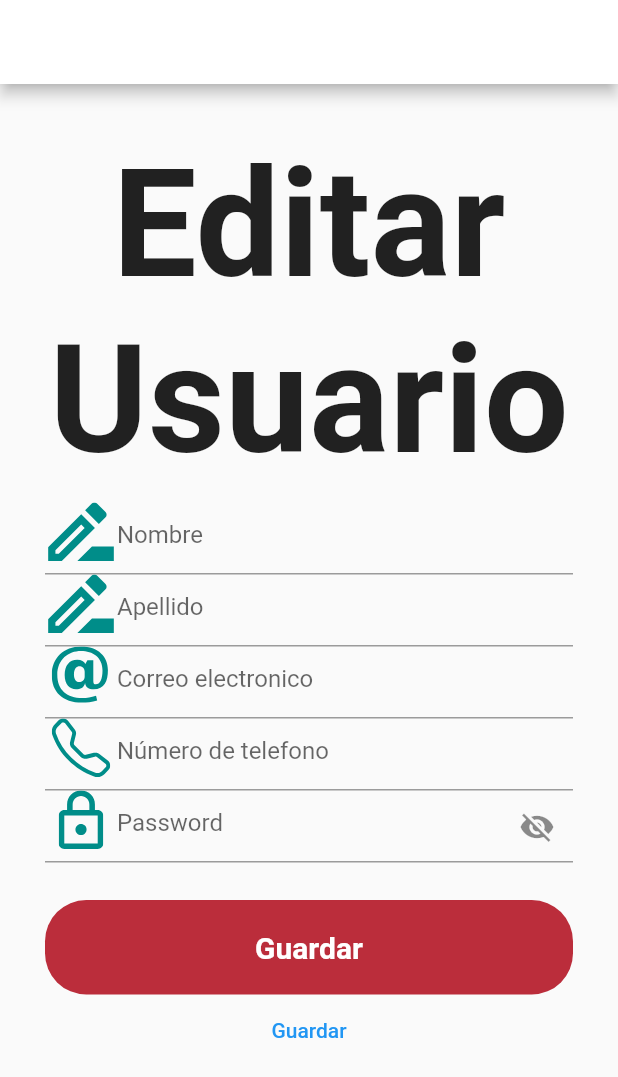
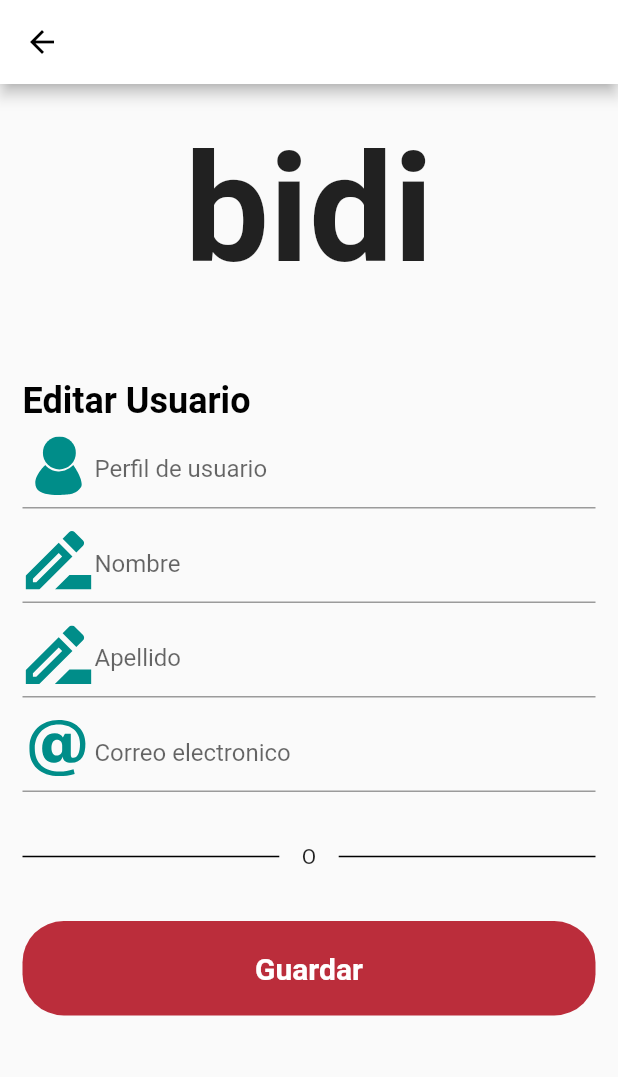
Before and after one commit to DavidEMV1622/app_bidi_login, a Flutter app: the UpdateUserPage screen opened by its route, on a phone screen of 412 x 824 dp. Shown: the top 1077 px of the screen. Run offline on Flutter 3.47's test engine with Material 2 defaults, Android fonts, the phone set to English and light mode, and no system bars; our stand-ins replace dio, flutter_secure_storage, flutter_svg, go_router; missing offline and left inert: iconify_flutter, jwt_decode; accounts and stored records are empty.

Commit message:
desarrollo de la logica de editar usuario

```diff
--- a/lib/src/Back-end/Dto/User/create_user.dart
+++ b/lib/src/Back-end/Dto/User/create_user.dart
@@ -29,9 +29,9 @@ Future<int> createUser({
     };
   }
 
-  //const String userCreateUrl = "http://localhost:8080/user/create/"; // URL Web
+  const String userCreateUrl = "http://localhost:8080/user/create/"; // URL Web
 
-  const String userCreateUrl = "http://10.0.2.2:8080/user/create/"; // URL android
+  //const String userCreateUrl = "http://10.0.2.2:8080/user/create/"; // URL android
 
   try {
     final response = await dio.post(
--- a/lib/src/pages/Editar_usuario_page.dart
+++ b/lib/src/pages/Editar_usuario_page.dart
@@ -1,11 +1,16 @@
 // ignore_for_file: file_names
 
+import 'package:app_credibanco_login/src/Back-end/Dto/User/update_user.dart';
+import 'package:app_credibanco_login/src/widgets/buttons.dart';
+import 'package:app_credibanco_login/src/widgets/input.dart';
 import 'package:flutter/material.dart';
+import 'package:go_router/go_router.dart';
+import '../../config/arrow_router.dart';
+import '../common/enumValidate.dart';
 import '../utils/TextFormatter.dart';
-import '../widgets/buttons.dart';
-import '../widgets/input.dart';
+
 import '../colors/colors.dart';
-import '../common/enumValidate.dart';
+import '../widgets/pop-up.dart';
 
 class UpdateUserPage extends StatefulWidget {
   const UpdateUserPage({super.key});
@@ -14,38 +19,63 @@ class UpdateUserPage extends StatefulWidget {
 }
 
 class _UpdateUserPageState extends State<UpdateUserPage> {
+  // Variable de tipo boolean para icono de si o no mostrar contrasenia
+  bool passenable = true;
+
+  // Variable para saber si el contenido de los controladores (ctrlConfirmPassword, ctrlPassword) son iguales
+  bool confirmPasswordTrueOrFalse = true;
 
   // Controladores que se manejan en cada formulario
+  TextEditingController ctrlUserProfile = TextEditingController();
   TextEditingController ctrlName = TextEditingController();
   TextEditingController ctrlApellido = TextEditingController();
-  TextEditingController ctrlPhoneNumber = TextEditingController();
   TextEditingController ctrlEmail = TextEditingController();
-  TextEditingController ctrlPassword = TextEditingController();
 
   final GlobalKey<FormState> _keyForm = GlobalKey<FormState>(); /* Clave que se utiliza para identificar y
                                                     controlar el estado o validacion de un formulario  */
 
   @override
   Widget build(BuildContext context) {
+    // Plantilla principal "Scaffold"
     return Scaffold(
       // Barra principal de navegación "AppBar"
       appBar: AppBar(
         backgroundColor: CustomColors
             .colorBlanco, // Color del AppBar por medio de la clase "CustomColors"
+        leading: const ArrowRouter(activeArrow: "1",),
       ),
 
       // ---- Cuerpo o contenido de la aplicación "body" ----
-      body: SizedBox(
+      body: Padding(
+        padding: const EdgeInsets.all(15.0),
         child: Form(
           key: _keyForm, // Define un formulario con una llave para controlarlo
           child: ListView(
-          padding: const EdgeInsets.symmetric(
-            horizontal: 30.0,
-            vertical: 25.0,
-          ),
-          children: <Widget>[
-            Column(mainAxisAlignment: MainAxisAlignment.center, children: [
-              tituloEncabezadoUno("Editar Usuario"),
+            children: [
+              tituloEncabezadoUno("bidi"),
+
+              // ---- Agregar un espacio entre los dos widgets (Text, Align)----
+              const SizedBox(
+                height: 35.0,
+              ),
+
+              Align(
+                alignment: Alignment.centerLeft,
+                child: subtituloUno("Editar Usuario")
+              ),
+
+              // input de nombre
+              InputTextValidations(
+                textoInput: "Perfil de usuario",
+                inputType: TextInputType.name,
+                controller: ctrlUserProfile,
+                validateText: ValidateText.password,
+                imageIcon: 'assets/icons/user_profile.svg',
+              ),
+
+              const SizedBox(
+                height: 15.0,
+              ),
 
               // input de nombre
               InputTextValidations(
@@ -54,6 +84,10 @@ class _UpdateUserPageState extends State<UpdateUserPage> {
                 controller: ctrlName,
                 validateText: ValidateText.name,
                 imageIcon: 'assets/icons/name.svg',
+              ),
+
+              const SizedBox(
+                height: 15.0,
               ),
 
               // input de apellido
@@ -65,6 +99,10 @@ class _UpdateUserPageState extends State<UpdateUserPage> {
                 imageIcon: 'assets/icons/name.svg',
               ),
 
+              const SizedBox(
+                height: 15.0,
+              ),
+
               // input de email
               InputTextValidations(
                 textoInput: "Correo electronico",
@@ -74,47 +112,86 @@ class _UpdateUserPageState extends State<UpdateUserPage> {
                 imageIcon: 'assets/icons/email.svg',
               ),
 
-              // input de numero de telefono
-              InputTextValidations(
-                textoInput: "Número de telefono",
-                inputType: TextInputType.number,
-                controller: ctrlPhoneNumber,
-                validateText: ValidateText.phoneNumber,
-                imageIcon: 'assets/icons/phone_number.svg',
+              const SizedBox(
+                height: 35.0,
               ),
 
-              // input del password
-              InputPasswordValidations(
-                textoInput: "Password",
-                inputType: TextInputType.text,
-                controller: ctrlPassword,
-                validateText: ValidateText.password,
-                imageIcon: 'assets/icons/password.svg',
-              ),
+              Row(children: <Widget>[
+                const Expanded(
+                  child: Divider(
+                  color: CustomColors.colorNegro,
+                  thickness: 1,
+                )),
+                Container(
+                  margin: const EdgeInsets.symmetric(horizontal: 15),
+                  child: const Text("O"),
+                ),
+                const Expanded(
+                  child: Divider(
+                  color: CustomColors.colorNegro,
+                  thickness: 1,
+                )),
+              ]),
 
               const SizedBox(
-                height: 25.0,
+                height: 35.0,
               ),
 
               ButtonPrimary(
                 textButton: "Guardar",
                 colorBox: CustomColors.colorAmarilloMostaza,
                 widthButton: MediaQuery.of(context).size.width,
-                onPressed: () {},
+                onPressed: save,
               ),
-            ]),
-
-            // boton para saber si se escribio correctamente el contenido de cada input
-            TextButton(onPressed: save, child: const Text("Guardar")),
-          ]
+            ]
+          ),
         ),
-      )
       ),
     );
   }
   // funcion para saber si los inputs tienen correcto su contenido
-  save() {
-    if (_keyForm.currentState!.validate()) {// si esta correcto el contenido de cada input
-    }
+  save() async {
+    if (_keyForm.currentState!.validate()) {
+
+      final response = await updateUser(
+        username: ctrlUserProfile.text,
+        firstName: ctrlName.text,
+        lastName: ctrlApellido.text,
+        email: ctrlEmail.text,
+        context: context,
+      );
+
+      if (response == 201) {
+        print("Se edito el usuario");
+        _mostrarPopupCorrecto(context);
+
+      } else if (response == 409) {
+        print("El usuario ya existe con esos datos");
+        _mostrarPopupError(context);
+      }
+      //_mostrarPopupCorrecto(context); // mostrar pop-up correcto
+    } /* else {
+      _mostrarPopupError(context); // mostrar pop-up incorrecto
+    } */
+  }
+
+
+  void _mostrarPopupCorrecto(BuildContext context) {
+    DialogUtils.showMyGeneralDialog(context: context,
+    iconoMostrar: Icons.verified_user,
+    mensajePopUp: "Se ha editado tus datos correctamente",
+    //onPressed: () => context.pushReplacement("/loginPage"),
+    onPressed: () => context.pushReplacement("/userLogin"),
+    );
+  }
+
+  void _mostrarPopupError(BuildContext context) {
+    DialogUtils.showMyGeneralDialog(context: context,
+      iconoMostrar: Icons.error_outline,
+      mensajePopUp: "No se pudo editar los datos",
+      onPressed: () {
+        context.pop();
+      }
+    );
   }
 }
```
Also changed, not shown: lib/src/Back-end/Dto/Token.dart (+11 -4 lines), lib/src/Back-end/Dto/User/update_user.dart (+5 -3 lines), lib/src/pages/Logeado.dart (+24 -1 lines).
